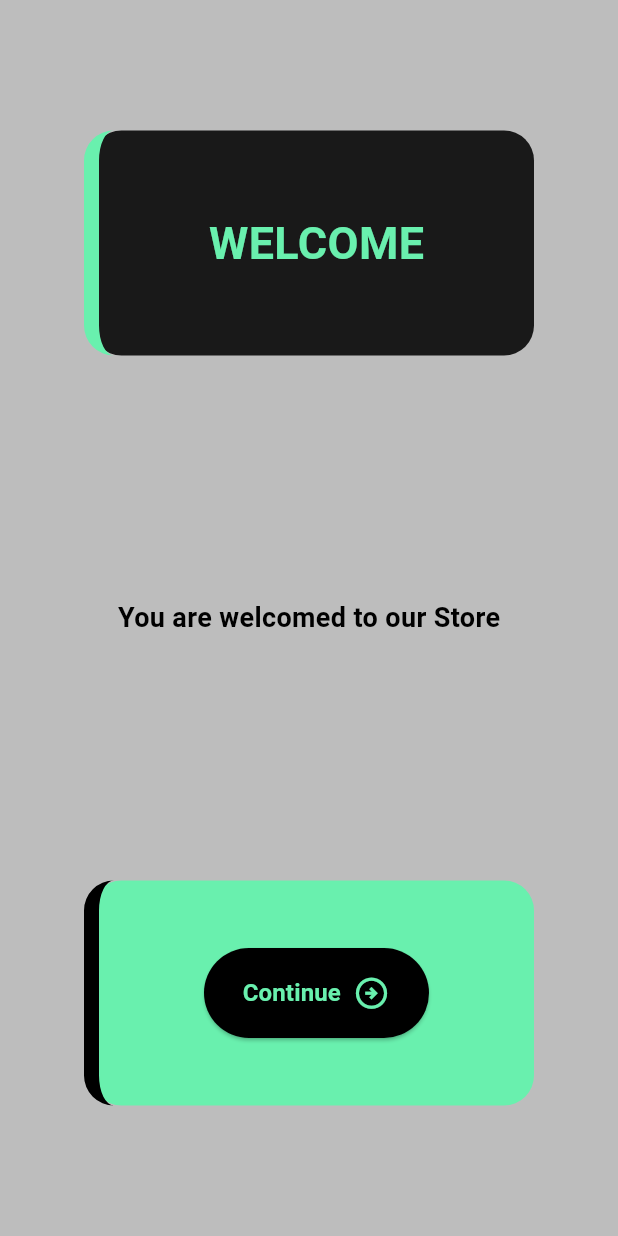
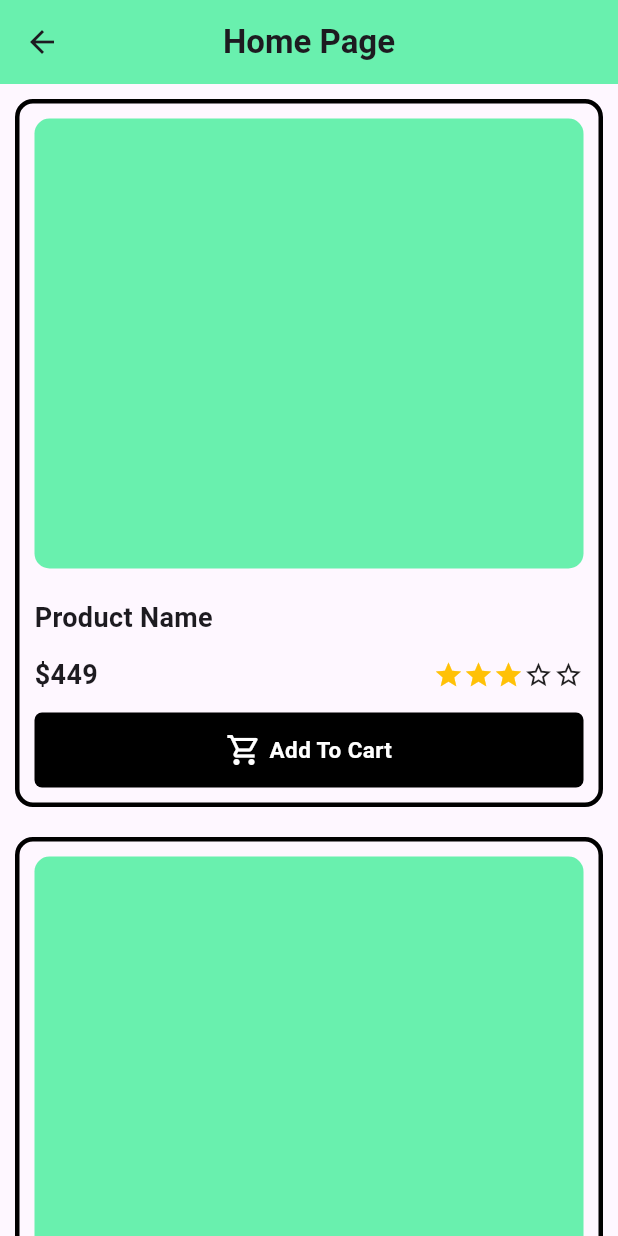
Before and after one commit to Christus8500/gee_com, a Flutter app: the screen it shows after launch, after a tap on "Continue", on a phone screen of 412 x 824 dp. Run offline on Flutter 3.47's test engine with Material 3 defaults, Android fonts, the phone set to English and light mode, and no system bars; our stand-ins replace gap.

Commit message:
random changes

```diff
--- a/lib/pages/home_page.dart
+++ b/lib/pages/home_page.dart
@@ -0,0 +1,28 @@
+import 'package:flutter/material.dart';
+import 'package:gee_com/widgets/store_item.dart';
+
+class HomePage extends StatelessWidget {
+  const HomePage({super.key});
+
+  @override
+  Widget build(BuildContext context) {
+    return Scaffold(
+      appBar: AppBar(
+        title: const Text(
+          'Home Page',
+          style: TextStyle(fontWeight: FontWeight.bold),
+        ),
+        centerTitle: true,
+        backgroundColor: Colors.greenAccent,
+      ),
+      body: const SingleChildScrollView(
+        child: Column(
+          children: [
+            StoreItem(),
+            StoreItem(),
+          ],
+        ),
+      ),
+    );
+  }
+}
--- a/lib/pages/welcome_page.dart
+++ b/lib/pages/welcome_page.dart
@@ -1,4 +1,5 @@
 import 'package:flutter/material.dart';
+import 'package:gee_com/pages/home_page.dart';
 
 class WelcomePage extends StatelessWidget {
   const WelcomePage({super.key});
@@ -59,11 +60,15 @@ class WelcomePage extends StatelessWidget {
                 ),
                 child: Center(
                   child: ElevatedButton(
-                    onPressed: () {},
+                    onPressed: () {
+                      Navigator.of(context)
+                          .push(MaterialPageRoute(builder: (context) {
+                        return const HomePage();
+                      }));
+                    },
                     style: ElevatedButton.styleFrom(
                       backgroundColor: Colors.black,
                       fixedSize: const Size(150, 60),
-
                     ),
                     child: const Row(
                       mainAxisAlignment: MainAxisAlignment.center,
--- /dev/null
+++ b/lib/widgets/store_item.dart
@@ -0,0 +1,106 @@
+import 'package:flutter/material.dart';
+import 'package:gap/gap.dart';
+
+class StoreItem extends StatelessWidget {
+  const StoreItem({super.key});
+
+  @override
+  Widget build(BuildContext context) {
+    return Padding(
+      padding: const EdgeInsets.symmetric(vertical: 10, horizontal: 10),
+      child: Container(
+        decoration: BoxDecoration(
+            border: Border.all(width: 3),
+            borderRadius: BorderRadius.circular(12)),
+        child: Padding(
+          padding: const EdgeInsets.symmetric(horizontal: 10, vertical: 10),
+          child: Column(
+            crossAxisAlignment: CrossAxisAlignment.start,
+            children: [
+              Container(
+                height: 300,
+                width: double.infinity,
+                decoration: BoxDecoration(
+                  borderRadius: BorderRadius.circular(10),
+                  color: Colors.greenAccent,
+                ),
+              ),
+              const Gap(20),
+              const Text(
+                'Product Name',
+                style: TextStyle(
+                  fontSize: 18,
+                  fontWeight: FontWeight.bold,
+                ),
+              ),
+              const Gap(12),
+              Row(
+                mainAxisAlignment: MainAxisAlignment.spaceBetween,
+                children: [
+                  const Text(
+                    '\$449',
+                    style: TextStyle(
+                      fontSize: 18,
+                      fontWeight: FontWeight.bold,
+                    ),
+                  ),
+                  Row(
+                    children: getStars(3),
+                  ),
+                ],
+              ),
+              const Gap(12),
+              GestureDetector(
+                onTap: () {},
+                child: Container(
+                  height: 50,
+                  width: double.infinity,
+                  decoration: BoxDecoration(
+                    borderRadius: BorderRadius.circular(5),
+                    color: Colors.black,
+                  ),
+                  child: const Row(
+                    mainAxisAlignment: MainAxisAlignment.center,
+                    children: [
+                      Icon(
+                        Icons.shopping_cart_outlined,
+                        color: Colors.white,
+                      ),
+                      Gap(5),
+                      Text(
+                        'Add To Cart',
+                        style: TextStyle(
+                            color: Colors.white,
+                            fontSize: 15,
+                            fontWeight: FontWeight.bold),
+                      )
+                    ],
+                  ),
+                ),
+              ),
+            ],
+          ),
+        ),
+      ),
+    );
+  }
+}
+
+List<Widget> getStars(int rating) {
+  return [
+    ...List.generate(5, (index) {
+      if (index < rating) {
+        return const Icon(
+          Icons.star,
+          size: 20,
+          color: Colors.amber,
+        );
+      } else {
+        return const Icon(
+          Icons.star_border,
+          size: 20,
+        );
+      }
+    })
+  ];
+}
--- a/pubspec.yaml
+++ b/pubspec.yaml
@@ -7,8 +7,10 @@ environment:
   sdk: '>=3.2.6 <4.0.0'
 
 dependencies:
+  dio: ^5.6.0
   flutter:
     sdk: flutter
+  gap: ^3.0.1
 
 dev_dependencies:
   flutter_test:
```
Also changed, not shown: pubspec.lock.
